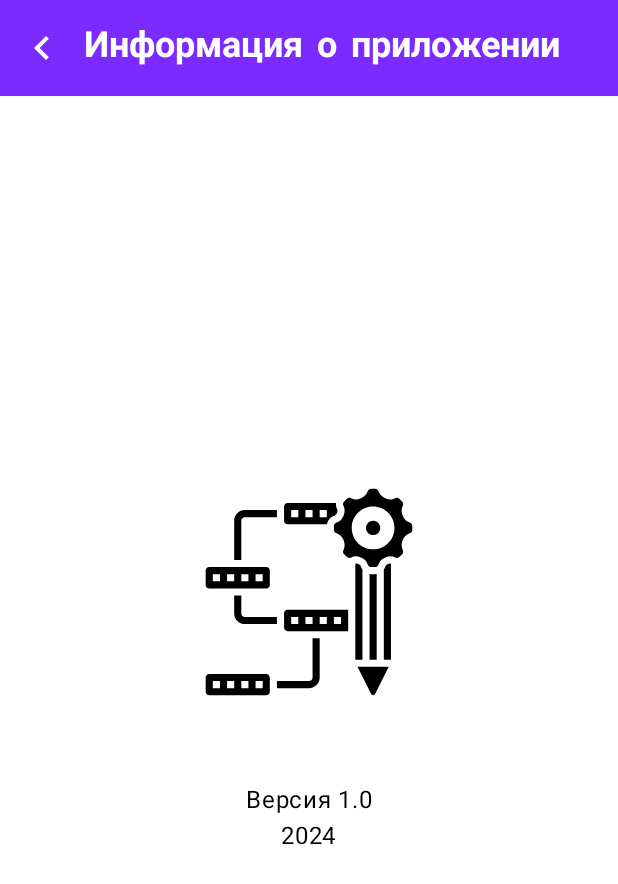
After one commit to Qiraa/BinaryMinification, an Android app built with Jetpack Compose: the composable InfoScreen shown on its own in the app's theme, on a phone screen of 412 x 824 dp. The commit adds this screen. Shown: the top 884 px of the screen. Run offline under Robolectric (Android 15) with nearby library versions, the phone set to English and light mode, and no system bars.

Commit message:
Add info screen and fix scroll on calc screen

```diff
--- a/app/build.gradle.kts
+++ b/app/build.gradle.kts
@@ -39,6 +39,7 @@ android {
     }
     buildFeatures {
         compose = true
+        buildConfig = true
     }
     composeOptions {
         kotlinCompilerExtensionVersion = "1.5.1"
--- a/app/src/main/java/com/example/binaryminification/ui/theme/Navigation.kt
+++ b/app/src/main/java/com/example/binaryminification/ui/theme/Navigation.kt
@@ -7,6 +7,7 @@ import androidx.navigation.compose.composable
 import androidx.navigation.compose.rememberNavController
 import com.example.binaryminification.ui.theme.screens.CalcScreen
 import com.example.binaryminification.ui.theme.screens.HistoryScreen
+import com.example.binaryminification.ui.theme.screens.InfoScreen
 import com.example.binaryminification.ui.theme.screens.MenuScreen
 import com.example.binaryminification.ui.theme.screens.OnboardingScreen
 import com.example.binaryminification.ui.theme.screens.SplashScreen
@@ -43,6 +44,12 @@ object HistoryScreen {
     }
 }
 
+object InfoScreen {
+    fun route(): String {
+        return "information"
+    }
+}
+
 @Composable
 fun SetupNavigation() {
     val navController = rememberNavController()
@@ -66,5 +73,8 @@ fun SetupNavigation() {
         composable(HistoryScreen.route()) {
             HistoryScreen(navController = navController)
         }
+        composable(InfoScreen.route()) {
+            InfoScreen(navController = navController)
+        }
     }
 }
--- a/app/src/main/java/com/example/binaryminification/ui/theme/screens/CalcScreen.kt
+++ b/app/src/main/java/com/example/binaryminification/ui/theme/screens/CalcScreen.kt
@@ -105,7 +105,13 @@ fun CalcScreen(
         Column(
             modifier = Modifier
                 .padding(paddingValues)
+                .fillMaxSize()
+        ) {
+            Column(
+                modifier = Modifier
                     .fillMaxWidth()
+                    .weight(1f)
+                    .verticalScroll(rememberScrollState())
             ) {
                 Spacer(modifier = modifier.size(24.dp))
                 Text(
@@ -128,10 +134,8 @@ fun CalcScreen(
                         .fillMaxWidth()
                 )
                 Spacer(modifier = Modifier.height(8.dp))
-            Box(
-                modifier = Modifier.fillMaxSize(),
-                contentAlignment = Alignment.BottomCenter,
-            ) {
+            }
+            Box(contentAlignment = Alignment.BottomCenter) {
                 LazyVerticalGrid(
                     columns = GridCells.Fixed(4),
                     modifier = Modifier.fillMaxWidth(),
--- /dev/null
+++ b/app/src/main/java/com/example/binaryminification/ui/theme/screens/InfoScreen.kt
@@ -0,0 +1,113 @@
+package com.example.binaryminification.ui.theme.screens
+
+import android.icu.util.Calendar
+import androidx.compose.foundation.Image
+import androidx.compose.foundation.layout.Box
+import androidx.compose.foundation.layout.Column
+import androidx.compose.foundation.layout.fillMaxSize
+import androidx.compose.foundation.layout.padding
+import androidx.compose.foundation.layout.size
+import androidx.compose.material.icons.Icons
+import androidx.compose.material.icons.filled.KeyboardArrowLeft
+import androidx.compose.material3.ExperimentalMaterial3Api
+import androidx.compose.material3.Icon
+import androidx.compose.material3.IconButton
+import androidx.compose.material3.MaterialTheme
+import androidx.compose.material3.Scaffold
+import androidx.compose.material3.Text
+import androidx.compose.material3.TopAppBar
+import androidx.compose.material3.TopAppBarDefaults
+import androidx.compose.runtime.Composable
+import androidx.compose.ui.Alignment
+import androidx.compose.ui.Modifier
+import androidx.compose.ui.graphics.Color
+import androidx.compose.ui.res.painterResource
+import androidx.compose.ui.res.stringResource
+import androidx.compose.ui.text.TextStyle
+import androidx.compose.ui.text.font.Font
+import androidx.compose.ui.text.font.FontFamily
+import androidx.compose.ui.text.font.FontWeight
+import androidx.compose.ui.unit.dp
+import androidx.compose.ui.unit.sp
+import androidx.navigation.NavController
+import com.example.binaryminification.BuildConfig
+import com.example.binaryminification.R
+import com.example.binaryminification.ui.theme.MenuScreen
+
+@OptIn(ExperimentalMaterial3Api::class)
+@Composable
+fun InfoScreen(
+    modifier: Modifier = Modifier,
+    navController: NavController,
+) {
+    Scaffold(
+        modifier = Modifier.fillMaxSize(),
+        topBar = {
+            TopAppBar(
+                colors = TopAppBarDefaults.topAppBarColors(
+                    containerColor = MaterialTheme.colorScheme.primary,
+                    titleContentColor = MaterialTheme.colorScheme.primary,
+                ),
+                navigationIcon = {
+                    IconButton(onClick = { navController.navigate(MenuScreen.route()) }) {
+                        Icon(
+                            imageVector = Icons.Filled.KeyboardArrowLeft,
+                            contentDescription = stringResource(id = R.string.back),
+                            modifier = Modifier.size(32.dp),
+                            tint = Color.White,
+                        )
+                    }
+                },
+                title = {
+                    Text(
+                        text = stringResource(id = R.string.info),
+                        color = Color.White,
+                        fontWeight = FontWeight.Bold,
+                        style = TextStyle(
+                            fontFamily = FontFamily(
+                                Font(R.font.kalam_bold)
+                            )
+                        ),
+                        fontSize = 24.sp,
+                    )
+                }
+            )
+        }
+    ) { contentPadding ->
+        Box(
+            modifier = Modifier
+                .fillMaxSize()
+                .padding(contentPadding),
+            contentAlignment = Alignment.Center
+        ) {
+            Column(
+                horizontalAlignment = Alignment.CenterHorizontally
+            ) {
+                Image(
+                    modifier = Modifier.size(152.dp),
+                    painter = painterResource(id = R.drawable.logo),
+                    contentDescription = stringResource(id = R.string.logo)
+                )
+                Text(
+                    text = stringResource(id = R.string.logic_calc),
+                    color = Color.White,
+                    style = TextStyle(
+                        fontFamily = FontFamily(
+                            Font(R.font.kalam_bold)
+                        ),
+                        fontSize = 32.sp,
+                    ),
+                )
+                Text(
+                    text = stringResource(R.string.version) + " " + BuildConfig.VERSION_NAME,
+                    color = MaterialTheme.colorScheme.tertiary,
+                )
+                Text(
+                    text = Calendar.getInstance().get(Calendar.YEAR).toString(),
+                    color = MaterialTheme.colorScheme.tertiary
+                )
+            }
+        }
+
+    }
+}
--- a/app/src/main/java/com/example/binaryminification/ui/theme/screens/MenuScreen.kt
+++ b/app/src/main/java/com/example/binaryminification/ui/theme/screens/MenuScreen.kt
@@ -8,7 +8,6 @@ import androidx.compose.foundation.layout.Box
 import androidx.compose.foundation.layout.Column
 import androidx.compose.foundation.layout.Row
 import androidx.compose.foundation.layout.Spacer
-import androidx.compose.foundation.layout.fillMaxHeight
 import androidx.compose.foundation.layout.fillMaxSize
 import androidx.compose.foundation.layout.fillMaxWidth
 import androidx.compose.foundation.layout.padding
@@ -20,7 +19,6 @@ import androidx.compose.material.icons.filled.ExitToApp
 import androidx.compose.material.icons.filled.Info
 import androidx.compose.material.icons.filled.KeyboardArrowLeft
 import androidx.compose.material.icons.filled.MailOutline
-import androidx.compose.material.icons.filled.Settings
 import androidx.compose.material3.ButtonDefaults
 import androidx.compose.material3.Card
 import androidx.compose.material3.CardDefaults
@@ -51,6 +49,7 @@ import androidx.compose.ui.unit.sp
 import androidx.navigation.NavController
 import com.example.binaryminification.R
 import com.example.binaryminification.ui.theme.CalcScreen
+import com.example.binaryminification.ui.theme.InfoScreen
 import com.example.binaryminification.ui.theme.utils.openUrl
 
 @OptIn(ExperimentalMaterial3Api::class)
@@ -127,7 +126,9 @@ fun MenuScreen(
                             modifier = Modifier.fillMaxWidth(),
                             color = MaterialTheme.colorScheme.tertiary
                         )
-                        MenuItem(icon = Icons.Filled.Info, text = R.string.information)
+                        MenuItem(icon = Icons.Filled.Info, text = R.string.information) {
+                            navController.navigate(InfoScreen.route())
+                        }
                     }
                 }
             }
--- a/app/src/main/res/values/strings.xml
+++ b/app/src/main/res/values/strings.xml
@@ -19,4 +19,6 @@
     <string name="history_clear_description">Ваша история функций будет удалена без возможности восстановить.</string>
     <string name="history_clear_button">Удалить все</string>
     <string name="no_history">История отсутствует</string>
+    <string name="info">Информация о приложении</string>
+    <string name="version">Версия</string>
 </resources>
```
Lines whose indentation alone changed are shown as unchanged.
